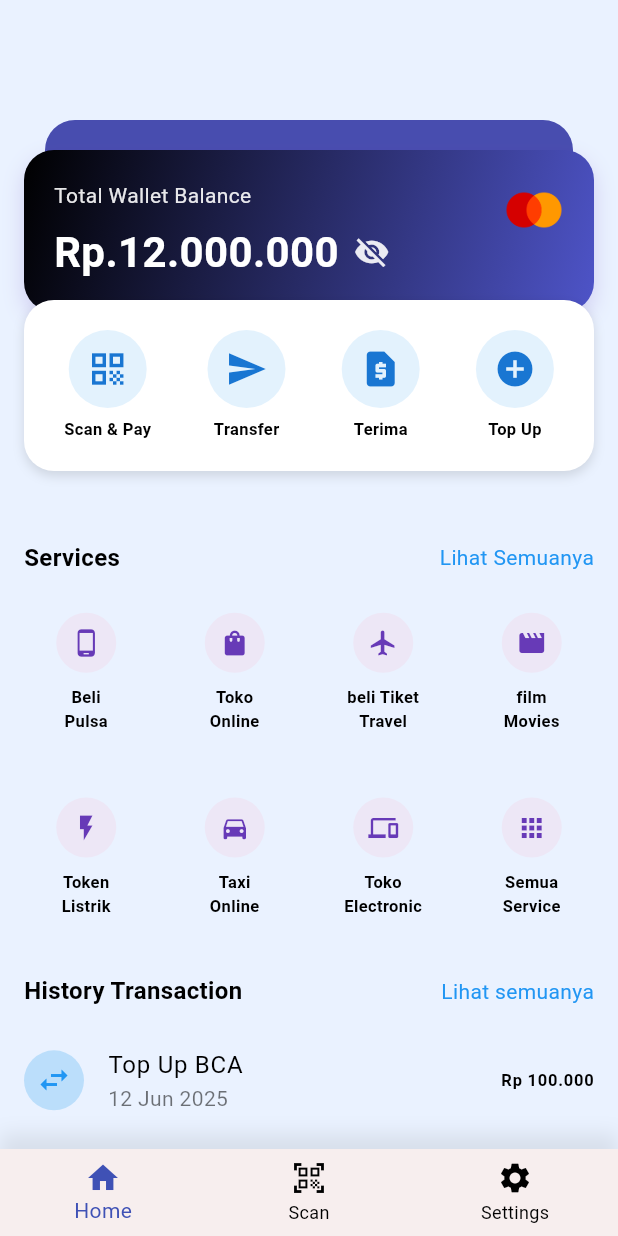
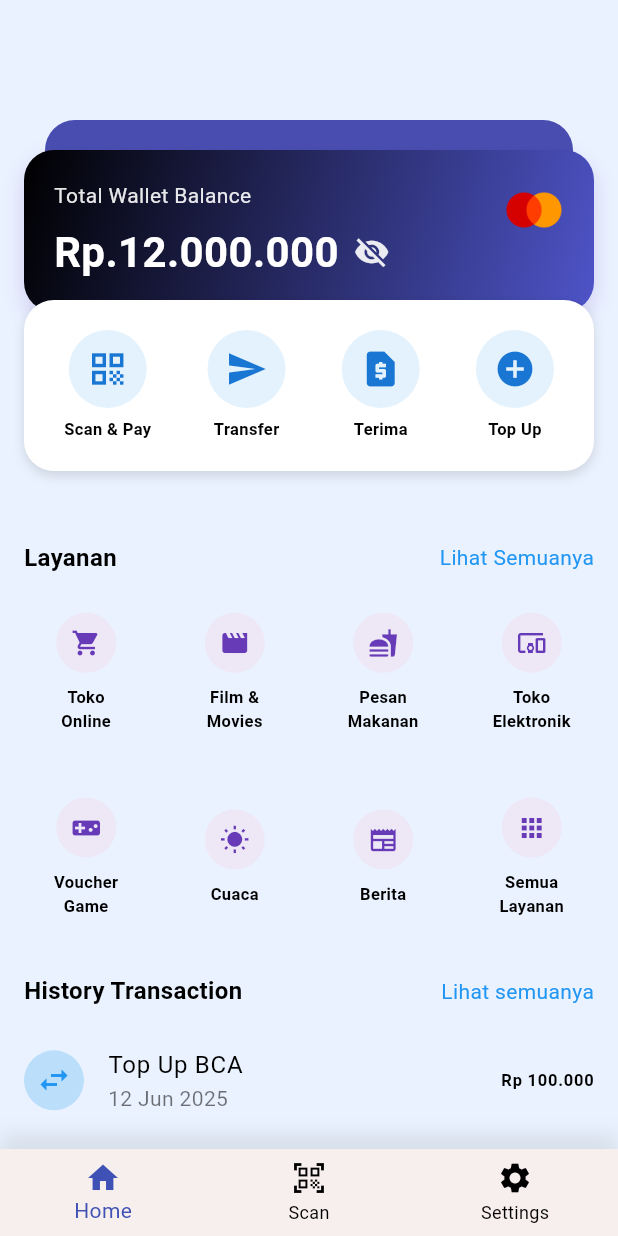
Before and after one commit to Ferdiansyah42/uas_sm4, a Flutter app: the screen it shows after launch, on a phone screen of 412 x 824 dp. Run offline on Flutter 3.47's test engine with Material 3 defaults, Android fonts, the light colour scheme and no system bars.

Commit message:
mengubah daftar layanan

```diff
--- a/lib/pages/home_page.dart
+++ b/lib/pages/home_page.dart
@@ -15,25 +15,25 @@ class _HomePageState extends State<HomePage> {
   int? selectedServiceIndex;
 
   final icons = [
-    Icons.phone_android,
-    Icons.shopping_bag,
-    Icons.flight,
-    Icons.movie,
-    Icons.flash_on,
-    Icons.directions_car,
-    Icons.devices,
+    Icons.shopping_cart,
+    Icons.movie_creation,
+    Icons.fastfood,
+    Icons.devices_other,
+    Icons.videogame_asset,
+    Icons.wb_sunny,
+    Icons.newspaper,
     Icons.apps,
   ];
 
   final labels = [
-    'Beli\nPulsa',
     'Toko\nOnline',
-    'beli Tiket\nTravel',
-    'film \nMovies',
-    'Token\nListrik',
-    'Taxi\nOnline',
-    'Toko\nElectronic',
-    'Semua\nService',
+    'Film &\nMovies',
+    'Pesan\nMakanan',
+    'Toko\nElektronik',
+    'Voucher\nGame',
+    'Cuaca',
+    'Berita',
+    'Semua\nLayanan',
   ];
 
   @override
@@ -145,7 +145,7 @@ class _HomePageState extends State<HomePage> {
                         mainAxisAlignment: MainAxisAlignment.spaceBetween,
                         children: const [
                           Text(
-                            'Services',
+                            'Layanan',
                             style: TextStyle(
                               fontSize: 16,
                               fontWeight: FontWeight.bold,
@@ -161,7 +161,7 @@ class _HomePageState extends State<HomePage> {
                     ),
                     const SizedBox(height: 12),
 
-                    // service
+                    // Layanan
                     Padding(
                       padding: const EdgeInsets.symmetric(horizontal: 16),
                       child: GridView.builder(
@@ -193,7 +193,7 @@ class _HomePageState extends State<HomePage> {
 
                     const SizedBox(height: 24),
 
-                    // Last Transaction
+                    // History
                     Padding(
                       padding: const EdgeInsets.symmetric(horizontal: 16),
                       child: Row(
@@ -220,7 +220,7 @@ class _HomePageState extends State<HomePage> {
                       child: Column(
                         children: [
                           _buildTransactionItem('Top Up BCA', 'Rp 100.000', '12 Jun 2025'),
-                          _buildTransactionItem('Pulsa Telkomsel', 'Rp 50.000', '10 Jun 2025'),
+                          _buildTransactionItem('Pesan Makanan', 'Rp 50.000', '10 Jun 2025'),
                         ],
                       ),
                     ),
```
